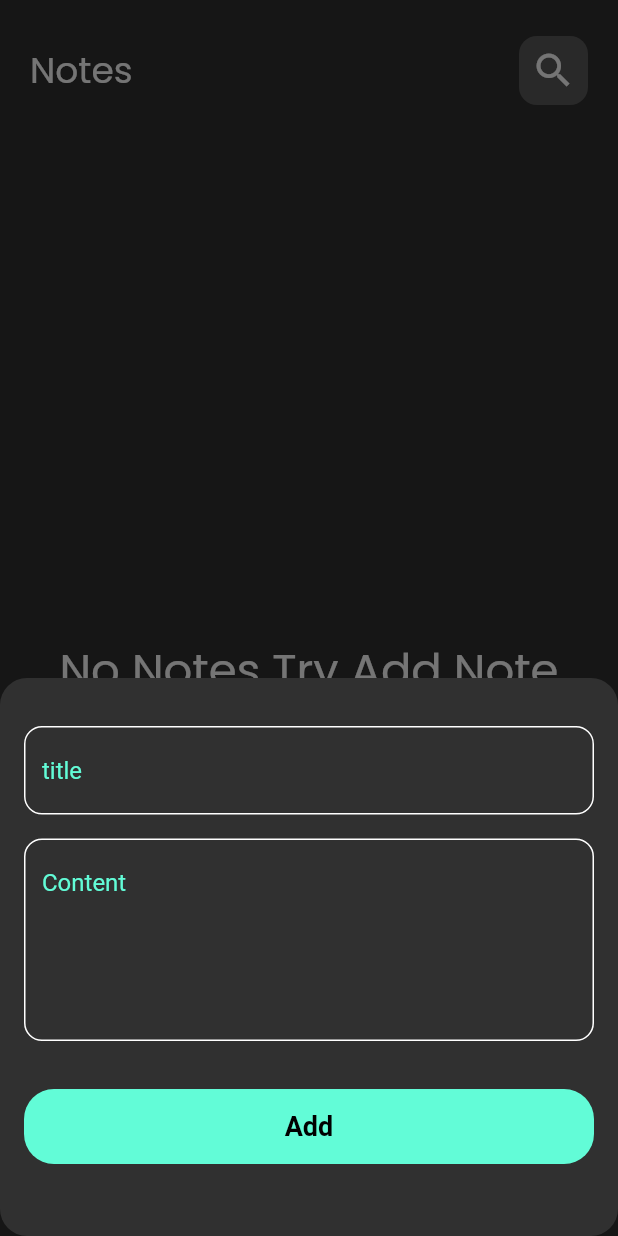
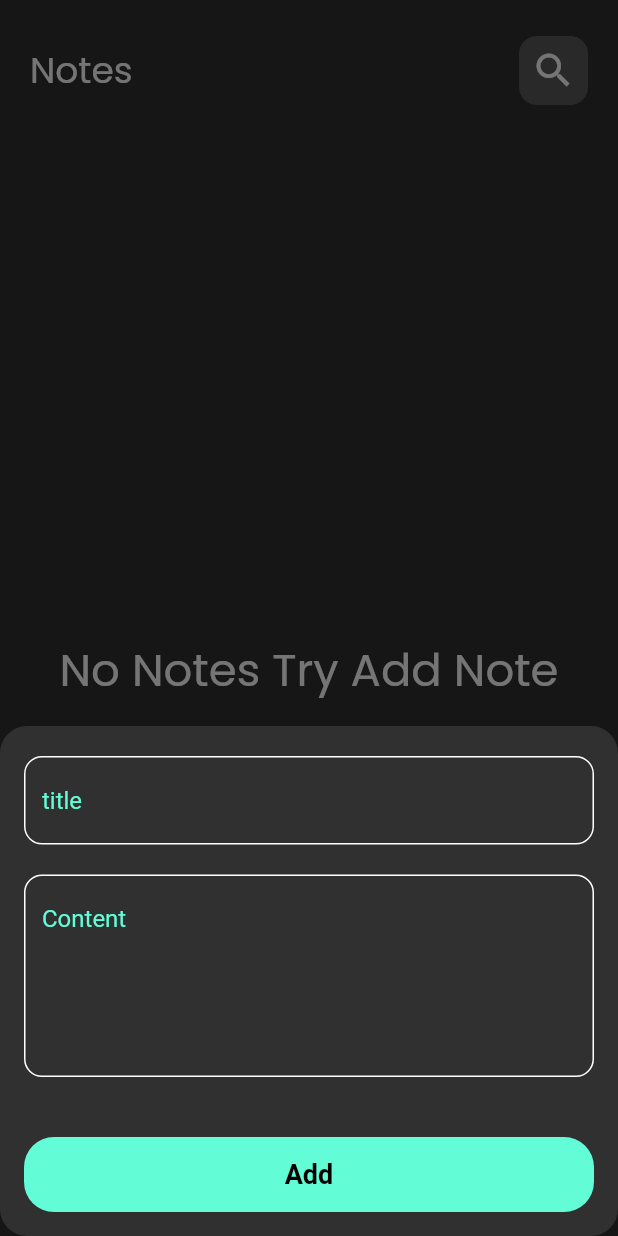
Before and after one commit to abdelrahmanredaelgendy/notes_app, a Flutter app: the screen it shows after launch, after a tap on the "add" icon, on a phone screen of 412 x 824 dp. Run offline on Flutter 3.47's test engine with Material 2 defaults, Android fonts, the phone set to English and light mode, and no system bars; our stand-ins replace flutter_bloc, font_awesome_flutter, google_fonts, hive, hive_flutter, infinite_scroll_pagination; accounts and stored records are empty.

Commit message:
create add note form and put random color for each note

```diff
--- a/lib/views/widgets/add_note_bottom_sheet.dart
+++ b/lib/views/widgets/add_note_bottom_sheet.dart
@@ -1,86 +1,20 @@
 import 'package:flutter/material.dart';
-import 'package:flutter_bloc/flutter_bloc.dart';
-import 'package:note_app/bloc/note_bloc.dart';
-import 'package:note_app/models/note_model.dart';
-import 'package:note_app/views/widgets/custom_button.dart';
-import 'package:note_app/views/widgets/custom_text_field.dart';
+import 'package:note_app/views/widgets/add_note_form.dart';
 
 class AddNoteBottomSheet extends StatelessWidget {
   const AddNoteBottomSheet({super.key});
 
   @override
   Widget build(BuildContext context) {
-    return const Padding(
-      padding: EdgeInsets.symmetric(horizontal: 16.0, vertical: 32),
-      child: SingleChildScrollView(
+    return Padding(
+      padding: EdgeInsets.only(
+          top: 20,
+          left: 16,
+          right: 16,
+          bottom: MediaQuery.of(context).viewInsets.bottom),
+      child: const SingleChildScrollView(
         child: AddNoteForm(),
       ),
     );
   }
 }
-
-class AddNoteForm extends StatefulWidget {
-  const AddNoteForm({super.key});
-
-  @override
-  State<AddNoteForm> createState() => _AddNoteFormState();
-}
-
-class _AddNoteFormState extends State<AddNoteForm> {
-  final GlobalKey<FormState> formKey = GlobalKey();
-  AutovalidateMode autovalidate = AutovalidateMode.disabled;
-  String? title, subTitle;
-
-  @override
-  Widget build(BuildContext context) {
-    return Form(
-      key: formKey,
-      autovalidateMode: autovalidate,
-      child: Column(
-        children: [
-          CustomTextField(
-              hintText: "title",
-              onSaved: (value) {
-                title = value;
-              }),
-          const SizedBox(
-            height: 16,
-          ),
-          CustomTextField(
-            hintText: "Content",
-            onSaved: (value) {
-              subTitle = value;
-            },
-            maxLines: 5,
-          ),
-          const SizedBox(
-            height: 32,
-          ),
-          CustomButton(
-            onTap: () {
-              if (formKey.currentState!.validate()) {
-                formKey.currentState!.save();
-                BlocProvider.of<NoteBloc>(context).add(
-                  AddNoteEvent(
-                    noteModel: NoteModel(
-                        title: title!,
-                        subTitle: subTitle!,
-                        date: '22,may 2023',
-                        color: 0xffffcc80),
-                  ),
-                );
-                Navigator.pop(context);
-              } else {
-                autovalidate = AutovalidateMode.always;
-                setState(() {});
-              }
-            },
-          ),
-          const SizedBox(
-            height: 16,
-          ),
-        ],
-      ),
-    );
-  }
-}
--- /dev/null
+++ b/lib/views/widgets/add_note_form.dart
@@ -0,0 +1,126 @@
+import 'dart:math';
+
+import 'package:flutter/material.dart';
+import 'package:flutter_bloc/flutter_bloc.dart';
+import 'package:note_app/bloc/note_bloc.dart';
+import 'package:note_app/models/note_model.dart';
+import 'package:note_app/views/widgets/custom_button.dart';
+import 'package:note_app/views/widgets/custom_text_field.dart';
+
+class AddNoteForm extends StatefulWidget {
+  const AddNoteForm({super.key});
+
+  @override
+  State<AddNoteForm> createState() => _AddNoteFormState();
+}
+
+class _AddNoteFormState extends State<AddNoteForm> {
+  final GlobalKey<FormState> formKey = GlobalKey();
+  AutovalidateMode autovalidate = AutovalidateMode.disabled;
+  String? title, subTitle;
+  var rng = Random();
+
+  final List<int> colorArray = const [
+    0xFFFF6633,
+    0xFFFFB399,
+    0xFFFF33FF,
+    0xFFFFFF99,
+    0xFF00B3E6,
+    0xFFE6B333,
+    0xFF3366E6,
+    0xFF999966,
+    0xFF99FF99,
+    0xFFB34D4D,
+    0xFFE6B3B3,
+    0xFF6680B3,
+    0xFF66991A,
+    0xFFFF99E6,
+    0xFFCCFF1A,
+    0xFFFF1A66,
+    0xFFE6331A,
+    0xFF33FFCC,
+    0xFF66994D,
+    0xFFB366CC,
+    0xFF4D8000,
+    0xFFB33300,
+    0xFFCC80CC,
+    0xFF66664D,
+    0xFF991AFF,
+    0xFFE666FF,
+    0xFF4DB3FF,
+    0xFF1AB399,
+    0xFFE666B3,
+    0xFF33991A,
+    0xFFCC9999,
+    0xFFB3B31A,
+    0xFF00E680,
+    0xFF4D8066,
+    0xFF809980,
+    0xFFE6FF80,
+    0xFF1AFF33,
+    0xFF999933,
+    0xFFFF3380,
+    0xFFCCCC00,
+    0xFF66E64D,
+    0xFF4D80CC,
+    0xFF9900B3,
+    0xFFE64D66,
+    0xFF4DB380,
+    0xFFFF4D4D,
+    0xFF99E6E6,
+    0xFF6666FF
+  ];
+
+  @override
+  Widget build(BuildContext context) {
+    return Form(
+      key: formKey,
+      autovalidateMode: autovalidate,
+      child: Column(
+        children: [
+          CustomTextField(
+              hintText: "title",
+              onSaved: (value) {
+                title = value;
+              }),
+          const SizedBox(
+            height: 20,
+          ),
+          CustomTextField(
+            hintText: "Content",
+            onSaved: (value) {
+              subTitle = value;
+            },
+            maxLines: 5,
+          ),
+          const SizedBox(
+            height: 40,
+          ),
+          CustomButton(
+            onTap: () {
+              if (formKey.currentState!.validate()) {
+                formKey.currentState!.save();
+                BlocProvider.of<NoteBloc>(context).add(
+                  AddNoteEvent(
+                    noteModel: NoteModel(
+                        title: title!,
+                        subTitle: subTitle!,
+                        date: '22,may 2023',
+                        color: colorArray[rng.nextInt(colorArray.length)]),
+                  ),
+                );
+                Navigator.pop(context);
+              } else {
+                autovalidate = AutovalidateMode.always;
+                setState(() {});
+              }
+            },
+          ),
+          const SizedBox(
+            height: 16,
+          ),
+        ],
+      ),
+    );
+  }
+}
--- a/lib/views/widgets/note_list_view.dart
+++ b/lib/views/widgets/note_list_view.dart
@@ -11,56 +11,7 @@ class NoteListView extends StatelessWidget {
 
   const NoteListView({super.key, required this.pagingController});
 
-  final List<Color> colorArray = const [
-    Color(0xFFFF6633),
-    Color(0xFFFFB399),
-    Color(0xFFFF33FF),
-    Color(0xFFFFFF99),
-    Color(0xFF00B3E6),
-    Color(0xFFE6B333),
-    Color(0xFF3366E6),
-    Color(0xFF999966),
-    Color(0xFF99FF99),
-    Color(0xFFB34D4D),
-    Color(0xFFE6B3B3),
-    Color(0xFF6680B3),
-    Color(0xFF66991A),
-    Color(0xFFFF99E6),
-    Color(0xFFCCFF1A),
-    Color(0xFFFF1A66),
-    Color(0xFFE6331A),
-    Color(0xFF33FFCC),
-    Color(0xFF66994D),
-    Color(0xFFB366CC),
-    Color(0xFF4D8000),
-    Color(0xFFB33300),
-    Color(0xFFCC80CC),
-    Color(0xFF66664D),
-    Color(0xFF991AFF),
-    Color(0xFFE666FF),
-    Color(0xFF4DB3FF),
-    Color(0xFF1AB399),
-    Color(0xFFE666B3),
-    Color(0xFF33991A),
-    Color(0xFFCC9999),
-    Color(0xFFB3B31A),
-    Color(0xFF00E680),
-    Color(0xFF4D8066),
-    Color(0xFF809980),
-    Color(0xFFE6FF80),
-    Color(0xFF1AFF33),
-    Color(0xFF999933),
-    Color(0xFFFF3380),
-    Color(0xFFCCCC00),
-    Color(0xFF66E64D),
-    Color(0xFF4D80CC),
-    Color(0xFF9900B3),
-    Color(0xFFE64D66),
-    Color(0xFF4DB380),
-    Color(0xFFFF4D4D),
-    Color(0xFF99E6E6),
-    Color(0xFF6666FF)
-  ];
+
 
   @override
   Widget build(BuildContext context) {
```
